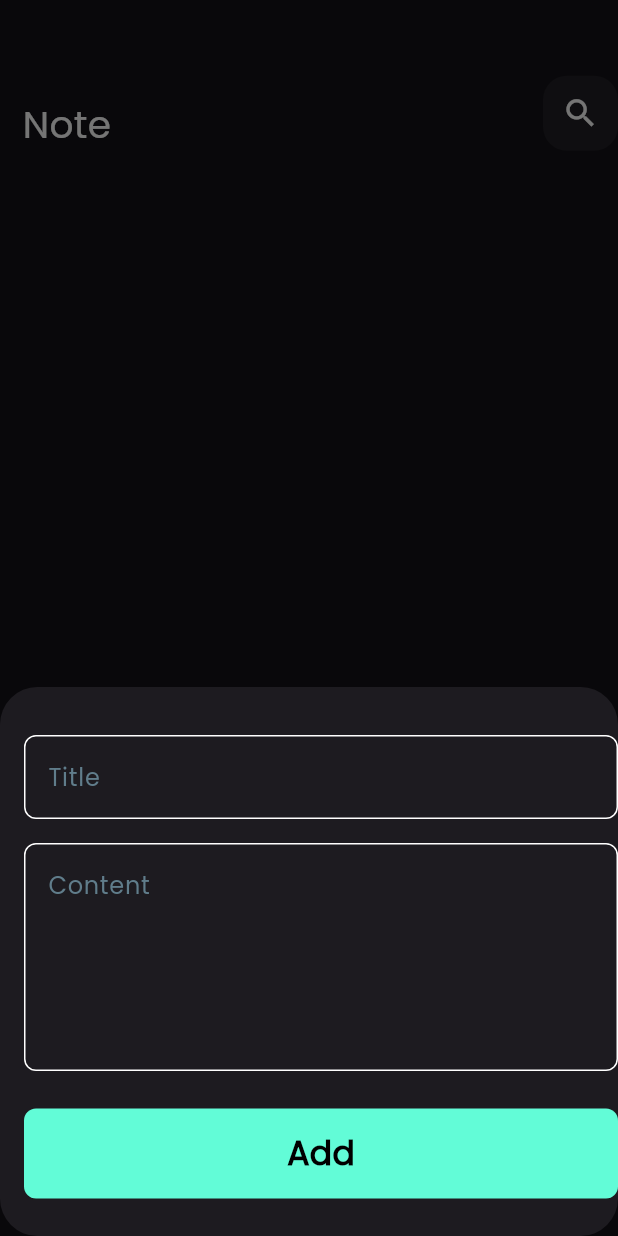
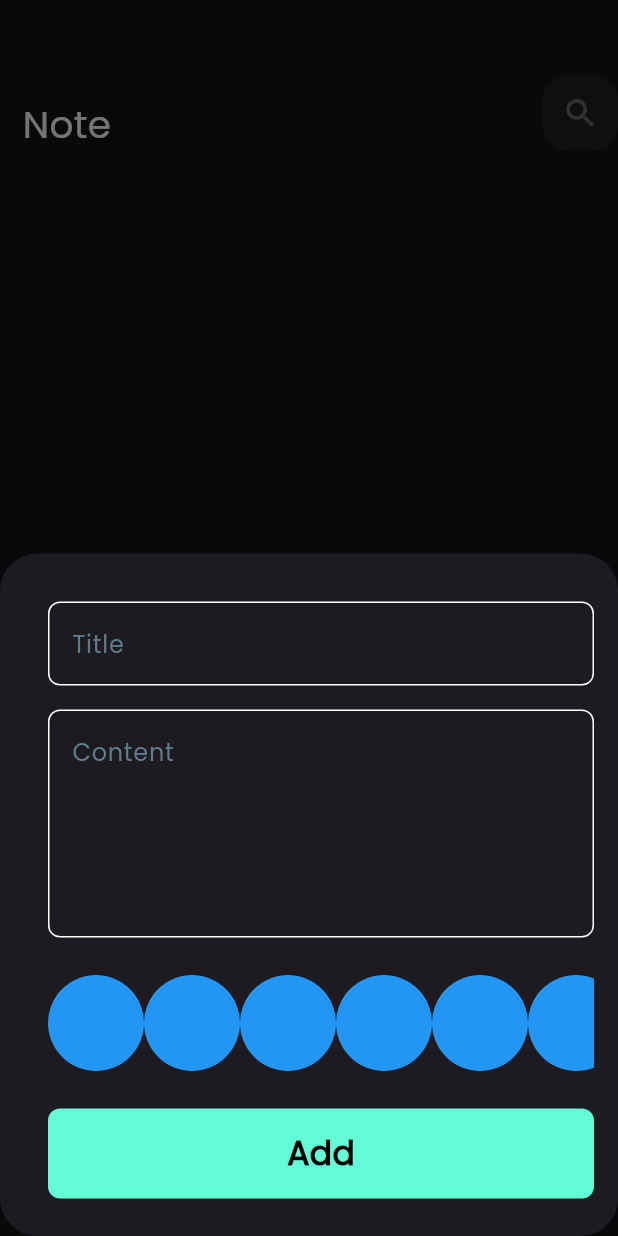
Before and after one commit to emansobhey/Notes_App, a Flutter app: the screen it shows after launch, after a tap on the "add" icon, on a phone screen of 412 x 824 dp. Run offline on Flutter 3.47's test engine with Material 3 defaults, Android fonts, the phone set to English and light mode, and no system bars; our stand-ins replace bloc, flutter_bloc, hive, hive_flutter, modal_progress_hud_nsn; missing offline and left inert: dart:ffi; accounts and stored records are empty.

Commit message:
colorListView

```diff
--- a/lib/cubits/cubit/notes_cubit.dart
+++ b/lib/cubits/cubit/notes_cubit.dart
@@ -13,5 +13,6 @@ class NotesCubit extends Cubit<NotesState> {
   fetchAllNotes() async {
     var noteBox = Hive.box<NoteModel>(kNoteBox);
     notes = noteBox.values.toList();
+    emit(NotesSuccsess());
   }
 }
--- a/lib/cubits/cubit/notes_state.dart
+++ b/lib/cubits/cubit/notes_state.dart
@@ -4,3 +4,5 @@ part of 'notes_cubit.dart';
 sealed class NotesState {}
 
 final class NotesInitial extends NotesState {}
+
+final class NotesSuccsess extends NotesState {}
--- a/lib/main.dart
+++ b/lib/main.dart
@@ -3,6 +3,7 @@ import 'package:flutter_bloc/flutter_bloc.dart';
 import 'package:hive_flutter/adapters.dart';
 import 'package:note/const.dart';
 import 'package:note/cubits/cubit/add_note_cubit.dart';
+import 'package:note/cubits/cubit/notes_cubit.dart';
 import 'package:note/models/note_model.dart';
 import 'package:note/simple_bloc.dart';
 import 'package:note/views/Notes_view.dart';
@@ -20,10 +21,13 @@ class NoteApp extends StatelessWidget {
 
   @override
   Widget build(BuildContext context) {
-    return MaterialApp(
-      debugShowCheckedModeBanner: false,
-      theme: ThemeData(brightness: Brightness.dark, fontFamily: 'Poppins'),
-      home: const NotesViews(),
+    return BlocProvider(
+      create: (context) => NotesCubit(),
+      child: MaterialApp(
+        debugShowCheckedModeBanner: false,
+        theme: ThemeData(brightness: Brightness.dark, fontFamily: 'Poppins'),
+        home: const NotesViews(),
+      ),
     );
   }
 }
--- a/lib/models/note_model.dart
+++ b/lib/models/note_model.dart
@@ -4,13 +4,13 @@ part 'note_model.g.dart';
 @HiveType(typeId: 0)
 class NoteModel  extends HiveObject {
   @HiveField(0)
-  final String title;
+   String title;
   @HiveField(1)
-  final String subtitle;
+   String subtitle;
   @HiveField(2)
   final String date;
   @HiveField(3)
-  final int color;
+   int color;
 
   NoteModel(
       {required this.title,
--- a/lib/views/Notes_view.dart
+++ b/lib/views/Notes_view.dart
@@ -9,9 +9,7 @@ class NotesViews extends StatelessWidget {
 
   @override
   Widget build(BuildContext context) {
-    return BlocProvider(
-      create: (context) =>NotesCubit() ,
-      child: Scaffold(
+    return Scaffold(
       floatingActionButton: FloatingActionButton(
         onPressed: () {
           showModalBottomSheet(
@@ -26,7 +24,6 @@ class NotesViews extends StatelessWidget {
         child: const Icon(Icons.add),
       ),
       body: const NotesViewBody(),
-      ),
     );
   }
 }
--- a/lib/widgets/AddNoteBottomSheet.dart
+++ b/lib/widgets/AddNoteBottomSheet.dart
@@ -2,6 +2,7 @@ import 'package:flutter/material.dart';
 import 'package:flutter_bloc/flutter_bloc.dart';
 import 'package:modal_progress_hud_nsn/modal_progress_hud_nsn.dart';
 import 'package:note/cubits/cubit/add_note_cubit.dart';
+import 'package:note/cubits/cubit/notes_cubit.dart';
 import 'package:note/widgets/Add_note_form.dart';
 import 'package:note/widgets/customer_textFiles.dart';
 
@@ -17,6 +18,7 @@ class AddNoteBottomSheet extends StatelessWidget {
             print('Failure ${state.errMassage}');
           }
           if (state is AddNotesuccess) {
+            BlocProvider.of<NotesCubit>(context).fetchAllNotes();
             Navigator.pop(context);
           }
         },
--- a/lib/widgets/Add_note_form.dart
+++ b/lib/widgets/Add_note_form.dart
@@ -3,6 +3,7 @@ import 'package:flutter_bloc/flutter_bloc.dart';
 import 'package:intl/intl.dart';
 import 'package:note/cubits/cubit/add_note_cubit.dart';
 import 'package:note/models/note_model.dart';
+import 'package:note/widgets/colorListView.dart';
 import 'package:note/widgets/customer_button.dart';
 import 'package:note/widgets/customer_textFiles.dart';
 
@@ -24,6 +25,8 @@ class _AddNoteFormState extends State<AddNoteForm> {
     return Form(
       key: formKey,
       autovalidateMode: autovalidateMode,
+      child: Padding(
+        padding: const EdgeInsets.symmetric(horizontal: 16),
         child: Column(
           children: [
             const SizedBox(
@@ -45,7 +48,11 @@ class _AddNoteFormState extends State<AddNoteForm> {
               hintText: 'Content',
               MaxLines: 5,
             ),
-          SizedBox(
+            const SizedBox(
+              height: 25,
+            ),
+            const colorListView(),
+            const SizedBox(
               height: 25,
             ),
             BlocBuilder<AddNoteCubit, AddNoteState>(
@@ -73,11 +80,12 @@ class _AddNoteFormState extends State<AddNoteForm> {
                 );
               },
             ),
-          SizedBox(
+            const SizedBox(
               height: 25,
             ),
           ],
         ),
+      ),
     );
   }
 }
--- /dev/null
+++ b/lib/widgets/Color_Item.dart
@@ -0,0 +1,13 @@
+import 'package:flutter/material.dart';
+
+class colorItem extends StatelessWidget {
+  const colorItem({super.key});
+
+  @override
+  Widget build(BuildContext context) {
+    return const CircleAvatar(
+      radius: 32,
+      backgroundColor: Colors.blue,
+    );
+  }
+}
--- a/lib/widgets/CustomAppBar.dart
+++ b/lib/widgets/CustomAppBar.dart
@@ -2,25 +2,26 @@ import 'package:flutter/material.dart';
 import 'package:note/widgets/costomSearch.dart';
 
 class CustomAppBar extends StatelessWidget {
-  CustomAppBar({super.key, required this.text, required this.icon});
+  CustomAppBar({super.key, required this.text, required this.icon, this.onPressed});
   final String text;
+  final void Function()? onPressed;
+
   final IconData icon;
   @override
   Widget build(BuildContext context) {
     return Row(
       children: [
-        Container(
-          child: Padding(
-            padding: EdgeInsets.only(top: 15, left: 15),
-            child: Text(
-              text,
-              style: TextStyle(color: Colors.white, fontSize: 25),
-            ),
+        Padding(
+          padding: const EdgeInsets.only(top: 15, left: 15),
+          child: Text(
+            text,
+            style: const TextStyle(color: Colors.white, fontSize: 25),
           ),
         ),
-        Text('            '),
+        const Text('            '),
         const Spacer(),
         CostomIcon(
+          onPressed: onPressed,
           icon: icon,
         )
       ],
--- /dev/null
+++ b/lib/widgets/colorListView.dart
@@ -0,0 +1,20 @@
+
+import 'package:flutter/material.dart';
+import 'package:note/widgets/Color_Item.dart';
+
+class colorListView extends StatelessWidget {
+  const colorListView({super.key});
+
+  @override
+  Widget build(BuildContext context) {
+    return SizedBox(
+      height: 32 * 2,
+      child: ListView.builder(
+          itemCount: 10,
+          scrollDirection: Axis.horizontal,
+          itemBuilder: (context, index) {
+            return const colorItem();
+          }),
+    );
+  }
+}
--- a/lib/widgets/costomSearch.dart
+++ b/lib/widgets/costomSearch.dart
@@ -1,8 +1,9 @@
 import 'package:flutter/material.dart';
 
 class CostomIcon extends StatelessWidget {
-  const CostomIcon({super.key, required this.icon});
+  const CostomIcon({super.key, required this.icon, this.onPressed});
   final IconData icon;
+  final void Function()? onPressed;
   @override
   Widget build(BuildContext context) {
     return Container(
@@ -12,9 +13,12 @@ class CostomIcon extends StatelessWidget {
           color: Colors.white.withOpacity(0.05),
           borderRadius: BorderRadius.circular(16)),
       child: Center(
-          child: Icon(
-        icon,
-        size: 25,
+          child: IconButton(
+        onPressed: onPressed,
+        icon: Icon(
+          icon,
+          size: 25,
+        ),
       )),
     );
   }
--- a/lib/widgets/customer_textFiles.dart
+++ b/lib/widgets/customer_textFiles.dart
@@ -9,12 +9,13 @@ class CustomTextField extends StatelessWidget {
       this.inputType,
       this.obscureText = false,
       this.MaxLines = 1,
-      this.onSaved});
+      this.onSaved, this.onChanged});
   String hintText;
   final int MaxLines;
   final void Function(String?)? onSaved;
   TextInputType? inputType;
   bool? obscureText;
+  final void Function(String)? onChanged;
   @override
   Widget build(BuildContext context) {
     return TextFormField(
@@ -26,6 +27,7 @@ class CustomTextField extends StatelessWidget {
           return null;
         }
       },
+      onChanged:onChanged ,
       maxLines: MaxLines,
       cursorColor: kPrimaryColor,
       obscureText: obscureText!,
```
Also changed, not shown: lib/views/Edit_note_view.dart (+5 -5 lines), lib/widgets/ccostomNoteItem.dart (+11 -4 lines), lib/widgets/edit_note_body.dart (+27 -4 lines). Lines whose indentation alone changed are shown as unchanged.
